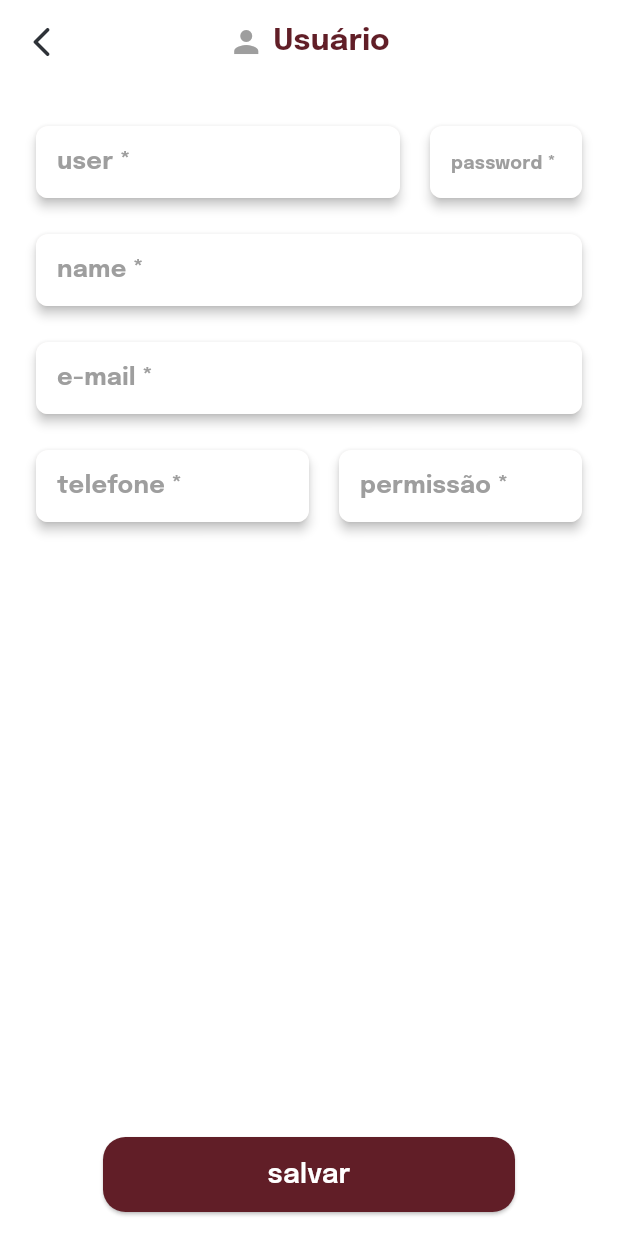
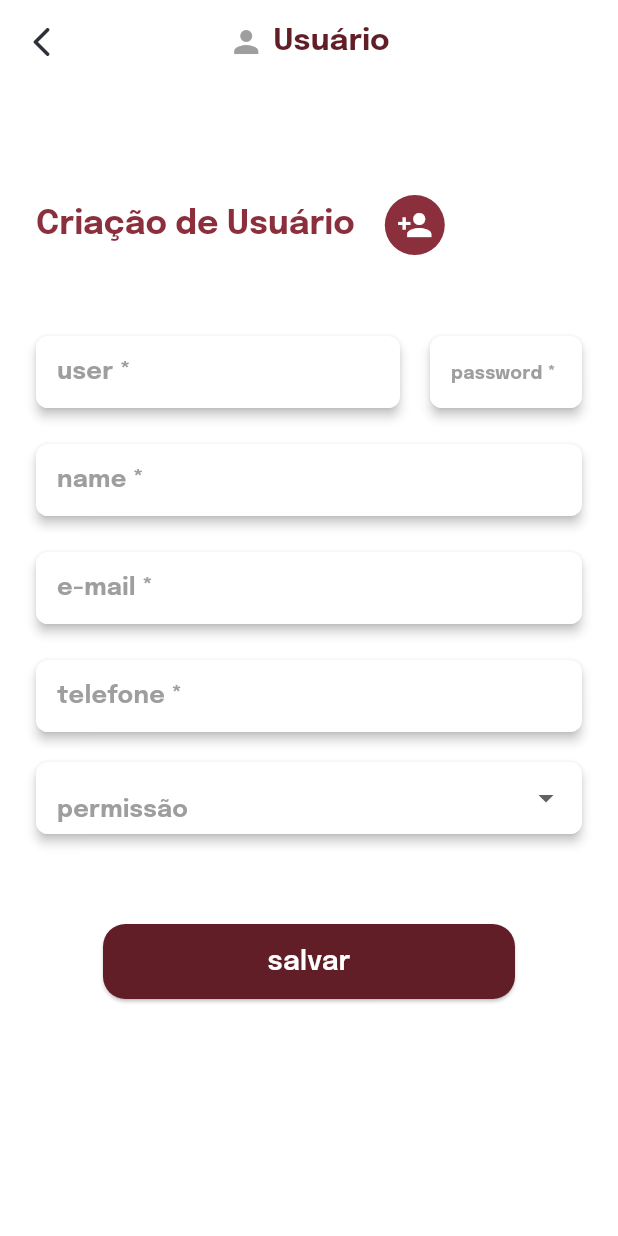
Before and after one commit to rayMSilva/ClicCalendar, a Flutter app: the CadastroPage screen opened by its route, on a phone screen of 412 x 824 dp. Run offline on Flutter 3.47's test engine with Material 3 defaults, Android fonts, the light colour scheme and no system bars; drawn by our look-alikes of auto_size_text; our stand-ins replace flutter_dotenv, get, get_storage, shared_preferences, sqflite; missing offline and left inert: br_validators, dart_date; accounts and stored records are empty.

Commit message:
manter logado e UI do cadastro de usuários

```diff
--- a/lib/app/clic.calendar.dart
+++ b/lib/app/clic.calendar.dart
@@ -4,7 +4,8 @@ import 'package:flutter/material.dart';
 import 'package:get/get.dart';
 
 class ClicCalendar extends StatelessWidget {
-  const ClicCalendar({super.key});
+  final String? initialRoute;
+  const ClicCalendar({super.key, required this.initialRoute});
 
   @override
   Widget build(BuildContext context) {
@@ -13,7 +14,7 @@ class ClicCalendar extends StatelessWidget {
       theme: AppTheme.lightTheme,
       title: 'BaseApp',
       getPages: Pages.pages,
-      initialRoute: Routes.login,
+      initialRoute: initialRoute,
       locale: const Locale('pt', 'BR'),
     );
   }
--- a/lib/app/modules/cadastro/cadastro.dart
+++ b/lib/app/modules/cadastro/cadastro.dart
@@ -1,10 +1,13 @@
+import 'package:br_validators/masks/br_masks.dart';
 import 'package:fitapp/app/core/theme/app.theme.dart';
 import 'package:fitapp/app/modules/widgets/clic.app.bar.dart';
 import 'package:fitapp/app/modules/widgets/clic.button.dart';
 import 'package:fitapp/app/modules/widgets/click.field.dart';
 import 'package:flutter/material.dart';
 import 'package:get/get.dart';
+import 'package:auto_size_text/auto_size_text.dart';
 import 'package:fitapp/app/modules/cadastro/controller.dart';
+import 'package:get/get_connect/http/src/utils/utils.dart';
 
 class CadastroPage extends GetView<CadastroController> {
   const CadastroPage({Key? key}) : super(key: key);
@@ -22,13 +25,6 @@ class CadastroPage extends GetView<CadastroController> {
           Get.back();
         },
       ),
-      floatingActionButton: ClicButton(
-        onPressed: () {},
-        title: "salvar",
-        backgroundColor: AppTheme.lightTheme.colorScheme.primary,
-        minimumSize: Size(MediaQuery.of(context).size.width / 1.5, 50),
-      ),
-      floatingActionButtonLocation: FloatingActionButtonLocation.centerFloat,
       body: SafeArea(
         child: SingleChildScrollView(
           child: Form(
@@ -41,6 +37,22 @@ class CadastroPage extends GetView<CadastroController> {
                   return Column(
                     mainAxisAlignment: MainAxisAlignment.start,
                     children: [
+                      const SizedBox(height: 50),
+                      Row(
+                        children: [
+                          Text(
+                            "Criação de Usuário",
+                            style: Get.textTheme.titleLarge?.copyWith(fontWeight: FontWeight.bold, color: Get.theme.colorScheme.secondary),
+                          ),
+                          const CircleAvatar(
+                            child: Icon(
+                              Icons.person_add,
+                              color: Colors.white,
+                            ),
+                          ).marginOnly(left: 20),
+                        ],
+                      ),
+                      const SizedBox(height: 50),
                       Row(
                         mainAxisAlignment: MainAxisAlignment.spaceBetween,
                         children: [
@@ -85,7 +97,7 @@ class CadastroPage extends GetView<CadastroController> {
                             focusNode: controller.emailFocusNode.value,
                             controller: controller.emailTextController.value,
                             onEditingComplete: () {},
-                            keyboardType: TextInputType.text,
+                            keyboardType: TextInputType.emailAddress,
                             style: FieldStyle.elevated,
                           ),
                           const SizedBox(height: 16),
@@ -98,27 +110,92 @@ class CadastroPage extends GetView<CadastroController> {
                             flex: 1,
                             child: ClicField(
                               label: 'telefone *',
+                              inputFormatters: [BRMasks.mobilePhone],
                               focusNode: controller.telefoneFocusNode.value,
                               controller: controller.telefoneTextController.value,
                               onEditingComplete: () {},
-                              keyboardType: TextInputType.text,
+                              keyboardType: TextInputType.number,
                               style: FieldStyle.elevated,
                             ),
                           ),
-                          const SizedBox(height: 16),
-                          Flexible(
-                            flex: 1,
-                            child: ClicField(
-                              label: 'permissão *',
-                              focusNode: controller.permissaoFocusNode.value,
-                              controller: controller.permissaoTextController.value,
-                              onEditingComplete: () {},
-                              keyboardType: TextInputType.text,
-                              style: FieldStyle.elevated,
-                            ).marginOnly(left: 20),
-                          ),
                         ],
                       ),
+                      Container(
+                        margin: const EdgeInsets.only(top: 16),
+                        child: Material(
+                          elevation: 3,
+                          borderRadius: BorderRadius.circular(8),
+                          child: DropdownButtonFormField<String>(
+                            dropdownColor: Colors.white,
+                            initialValue: controller.permissaoTextController.value.text.isNotEmpty ? controller.permissaoTextController.value.text : null,
+                            decoration: InputDecoration(
+                              contentPadding: const EdgeInsets.symmetric(horizontal: 10, vertical: 10),
+                              alignLabelWithHint: true,
+                              label: Row(
+                                mainAxisSize: MainAxisSize.min,
+                                children: [
+                                  Flexible(
+                                    child: AutoSizeText(
+                                      'permissão',
+                                      maxLines: 1,
+                                      style: Get.theme.textTheme.titleMedium?.copyWith(
+                                        color: Get.theme.colorScheme.tertiary,
+                                        fontWeight: FontWeight.w700,
+                                      ),
+                                      minFontSize: 4,
+                                    ),
+                                  ),
+                                ],
+                              ),
+                              filled: true,
+                              fillColor: Colors.white,
+                              border: OutlineInputBorder(
+                                borderSide: BorderSide.none,
+                                borderRadius: BorderRadius.circular(8),
+                              ),
+                              enabledBorder: OutlineInputBorder(
+                                borderSide: BorderSide.none,
+                                borderRadius: BorderRadius.circular(8),
+                              ),
+                            ),
+                            items: const [
+                              DropdownMenuItem(
+                                value: '',
+                                child: Text(
+                                  'selecione',
+                                  style: TextStyle(color: Colors.black),
+                                ),
+                              ),
+                              DropdownMenuItem(
+                                value: 'funcionario',
+                                child: Text(
+                                  'Funcionário',
+                                  style: TextStyle(color: Colors.black),
+                                ),
+                              ),
+                              DropdownMenuItem(
+                                value: 'Administrador',
+                                child: Text(
+                                  'Administrador',
+                                  style: TextStyle(color: Colors.black),
+                                ),
+                              ),
+                            ],
+                            onChanged: (v) {
+                              if (v != null) controller.permissaoTextController.value.text = v;
+                            },
+                          ),
+                        ),
+                      ),
+                      const SizedBox(
+                        height: 60,
+                      ),
+                      ClicButton(
+                        onPressed: () {},
+                        title: "salvar",
+                        backgroundColor: AppTheme.lightTheme.colorScheme.primary,
+                        minimumSize: Size(MediaQuery.of(context).size.width / 1.5, 50),
+                      )
                     ],
                   );
                 },
--- a/lib/app/modules/login/login.dart
+++ b/lib/app/modules/login/login.dart
@@ -40,7 +40,6 @@ class LoginPage extends GetView<LoginController> {
             child: Form(
               key: controller.loginFormKey,
               child: Container(
-                height: double.maxFinite,
                 padding: const EdgeInsets.all(20),
                 child: Column(
                   mainAxisAlignment: MainAxisAlignment.center,
--- a/lib/app/modules/widgets/click.field.dart
+++ b/lib/app/modules/widgets/click.field.dart
@@ -1,6 +1,7 @@
 // ignore_for_file: public_member_api_docs, sort_constructors_first
 import 'package:auto_size_text/auto_size_text.dart';
 import 'package:flutter/material.dart';
+import 'package:flutter/services.dart';
 import 'package:get/get.dart';
 
 enum FieldStyle { normal, outlined, elevated }
@@ -23,6 +24,7 @@ class ClicField extends StatefulWidget {
   final Function(String)? onChanged;
   final FieldStyle style;
   final bool? ignorePoiter;
+  final List<TextInputFormatter>? inputFormatters;
 
   const ClicField({
     Key? key,
@@ -43,6 +45,7 @@ class ClicField extends StatefulWidget {
     this.rigthIcon,
     this.rightIconFunction,
     this.ignorePoiter = false,
+    this.inputFormatters,
   }) : super(key: key);
 
   @override
@@ -157,6 +160,7 @@ class _ClicFieldState extends State<ClicField> {
                   child: IgnorePointer(
                     ignoring: widget.ignorePoiter!,
                     child: TextFormField(
+                      inputFormatters: widget.inputFormatters,
                       focusNode: widget.focusNode,
                       style: const TextStyle(height: 1),
                       cursorColor: Get.theme.colorScheme.primary,
--- a/pubspec.yaml
+++ b/pubspec.yaml
@@ -21,6 +21,7 @@ dependencies:
   flutter_dotenv: ^5.1.0
   sqflite: ^2.2.8+4
   path: ^1.9.0
+  br_validators: ^2.0.4
 
 dev_dependencies:
   flutter_test:
```
Also changed, not shown: lib/app/data/providers/usuario.provider.dart (+10 -0 lines), lib/app/data/services/shared.preferences.dart (+19 -0 lines), lib/main.dart (+22 -1 lines), pubspec.lock.
